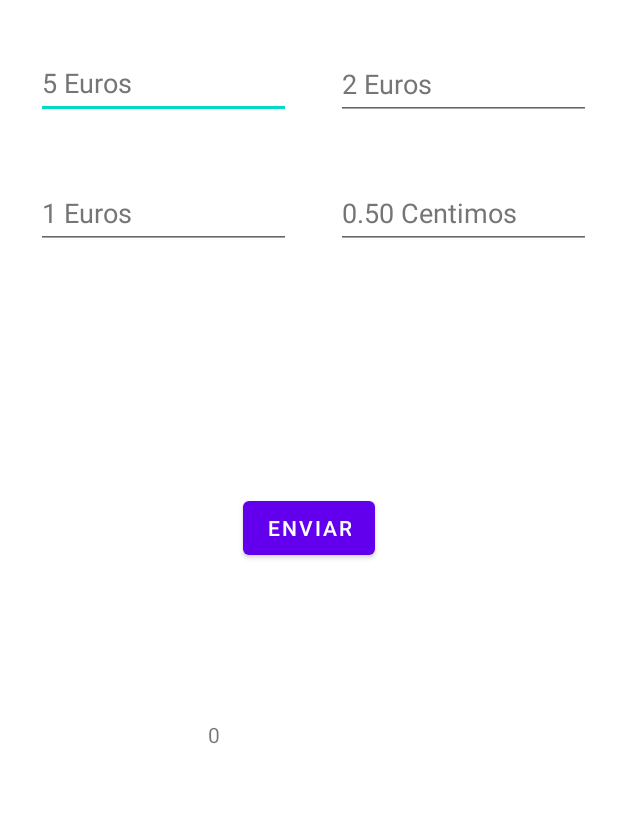
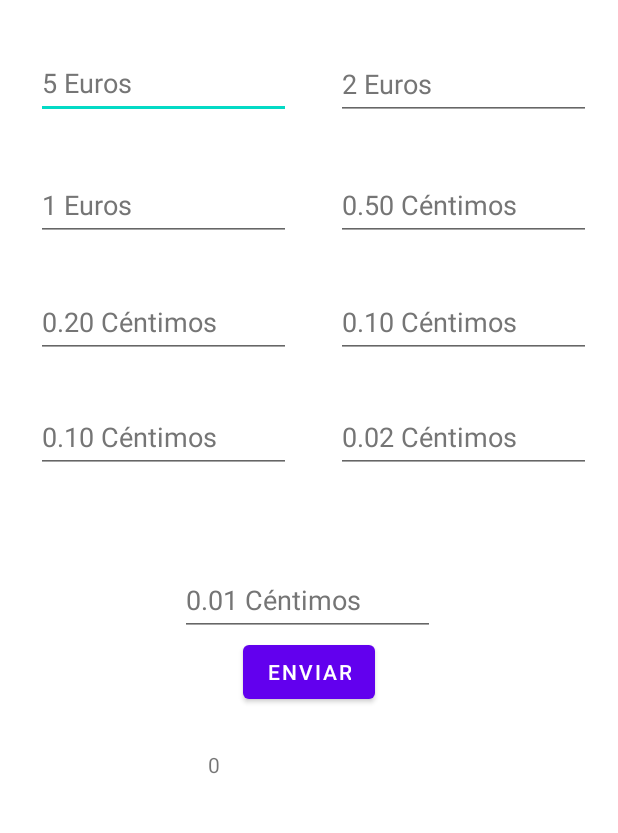
Before and after one commit to ivanea21/Contador-de-Monedas, an Android app: the screen it shows after launch (MainActivity), on a phone screen of 412 x 824 dp, the part 187-1020 px from its top. Run offline under Robolectric (Android 15) with nearby library versions, the phone set to English and light mode, and no system bars; 1 statement that could not run was skipped.

Commit message:
Version 2

```diff
--- a/app/src/main/res/layout/activity_main.xml
+++ b/app/src/main/res/layout/activity_main.xml
@@ -19,6 +19,7 @@
         app:layout_constraintStart_toStartOf="parent"
         app:layout_constraintTop_toTopOf="parent" />
 
+
     <EditText
         android:id="@+id/cincoeuros"
         android:layout_width="170dp"
@@ -34,7 +35,6 @@
         app:layout_constraintStart_toStartOf="parent"
         app:layout_constraintTop_toBottomOf="@+id/textView"
         app:layout_constraintVertical_bias="0.033" />
-
 
     <EditText
         android:id="@+id/doseuros"
@@ -53,7 +53,7 @@
         app:layout_constraintVertical_bias="0.034" />
 
     <EditText
-        android:id="@+id/uneuros"
+        android:id="@+id/uneuro"
         android:layout_width="170dp"
         android:layout_height="48dp"
         android:layout_marginStart="24dp"
@@ -66,8 +66,7 @@
         app:layout_constraintBottom_toBottomOf="parent"
         app:layout_constraintStart_toStartOf="parent"
         app:layout_constraintTop_toBottomOf="@+id/textView"
-        app:layout_constraintVertical_bias="0.168" />
-
+        app:layout_constraintVertical_bias="0.16" />
 
     <EditText
         android:id="@+id/cincuentacent"
@@ -76,35 +75,114 @@
         android:layout_marginStart="224dp"
         android:layout_marginTop="10dp"
         android:ems="10"
-        android:hint="0.50 Centimos"
+        android:hint="0.50 Céntimos"
         android:inputType="number"
         android:minHeight="48dp"
         android:textColorHint="#757575"
         app:layout_constraintBottom_toBottomOf="parent"
         app:layout_constraintStart_toStartOf="parent"
         app:layout_constraintTop_toBottomOf="@+id/textView"
-        app:layout_constraintVertical_bias="0.168" />
+        app:layout_constraintVertical_bias="0.16" />
+
+    <EditText
+        android:id="@+id/veintecent"
+        android:layout_width="170dp"
+        android:layout_height="48dp"
+        android:layout_marginStart="24dp"
+        android:layout_marginTop="10dp"
+        android:ems="10"
+        android:hint="0.20 Céntimos"
+        android:inputType="number"
+        android:minHeight="48dp"
+        android:textColorHint="#757575"
+        app:layout_constraintBottom_toBottomOf="parent"
+        app:layout_constraintStart_toStartOf="parent"
+        app:layout_constraintTop_toBottomOf="@+id/textView"
+        app:layout_constraintVertical_bias="0.282" />
+
+    <EditText
+        android:id="@+id/diezcent"
+        android:layout_width="170dp"
+        android:layout_height="48dp"
+        android:layout_marginStart="224dp"
+        android:layout_marginTop="10dp"
+        android:ems="10"
+        android:hint="0.10 Céntimos"
+        android:inputType="number"
+        android:minHeight="48dp"
+        android:textColorHint="#757575"
+        app:layout_constraintBottom_toBottomOf="parent"
+        app:layout_constraintStart_toStartOf="parent"
+        app:layout_constraintTop_toBottomOf="@+id/textView"
+        app:layout_constraintVertical_bias="0.282" />
+
+    <EditText
+        android:id="@+id/cicocent"
+        android:layout_width="170dp"
+        android:layout_height="48dp"
+        android:layout_marginStart="24dp"
+        android:layout_marginTop="10dp"
+        android:ems="10"
+        android:hint="0.10 Céntimos"
+        android:inputType="number"
+        android:minHeight="48dp"
+        android:textColorHint="#757575"
+        app:layout_constraintBottom_toBottomOf="parent"
+        app:layout_constraintStart_toStartOf="parent"
+        app:layout_constraintTop_toBottomOf="@+id/textView"
+        app:layout_constraintVertical_bias="0.401" />
+
+    <EditText
+        android:id="@+id/doscent"
+        android:layout_width="170dp"
+        android:layout_height="48dp"
+        android:layout_marginStart="224dp"
+        android:layout_marginTop="10dp"
+        android:ems="10"
+        android:hint="0.02 Céntimos"
+        android:inputType="number"
+        android:minHeight="48dp"
+        android:textColorHint="#757575"
+        app:layout_constraintBottom_toBottomOf="parent"
+        app:layout_constraintStart_toStartOf="parent"
+        app:layout_constraintTop_toBottomOf="@+id/textView"
+        app:layout_constraintVertical_bias="0.401" />
+
+    <EditText
+            android:id="@+id/uncent"
+            android:layout_width="170dp"
+            android:layout_height="48dp"
+            android:layout_marginStart="120dp"
+            android:layout_marginTop="10dp"
+            android:ems="10"
+            android:hint="0.01 Céntimos"
+            android:inputType="number"
+            android:minHeight="48dp"
+            android:textColorHint="#757575"
+            app:layout_constraintBottom_toBottomOf="parent"
+            app:layout_constraintStart_toStartOf="parent"
+            app:layout_constraintTop_toBottomOf="@+id/textView"
+            app:layout_constraintVertical_bias="0.571" />
+
+        <Button
+            android:id="@+id/enviar"
+            android:layout_width="wrap_content"
+            android:layout_height="wrap_content"
+            android:layout_marginTop="424dp"
+            android:onClick="calcular"
+            android:text="enviar"
+            app:layout_constraintEnd_toEndOf="parent"
+            app:layout_constraintStart_toStartOf="parent"
+            app:layout_constraintTop_toBottomOf="@+id/textView" />
 
     <TextView
         android:id="@+id/mostrar"
         android:layout_width="134dp"
         android:layout_height="48dp"
-        android:layout_marginTop="104dp"
+        android:layout_marginTop="28dp"
         android:text="0"
         app:layout_constraintEnd_toEndOf="parent"
         app:layout_constraintHorizontal_bias="0.498"
         app:layout_constraintStart_toStartOf="parent"
         app:layout_constraintTop_toBottomOf="@+id/enviar" />
-
-    <Button
-        android:id="@+id/enviar"
-        android:layout_width="wrap_content"
-        android:layout_height="wrap_content"
-        android:layout_marginTop="328dp"
-        android:onClick="calcular"
-        android:text="enviar"
-        app:layout_constraintEnd_toEndOf="parent"
-        app:layout_constraintStart_toStartOf="parent"
-        app:layout_constraintTop_toBottomOf="@+id/textView" />
-
 </androidx.constraintlayout.widget.ConstraintLayout>
```
